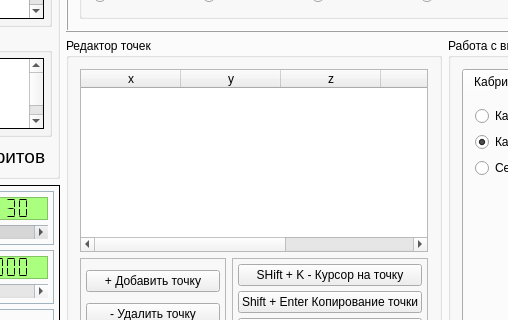
First picture: the form in KAMEditor/mainwindow.ui, repository Xtail96/SML, before the edit; both pictures show x 182 to 690 and y 296 to 616 of the 1101 by 728 pixel window.
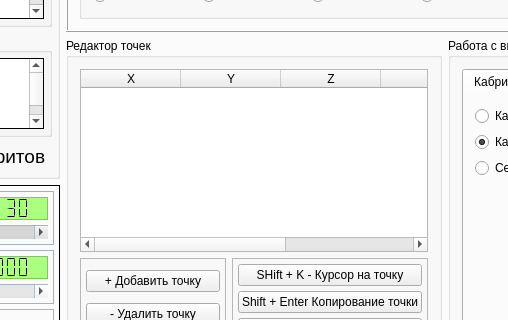
Second picture: the form after the edit. The open tabs and pages were chosen to show the change.

Commit message: При добавлении точки, таблица точек обновляется; запрещено редактирование ячейки в таблице по двойному клику

What changed in the file:
```diff
--- a/KAMEditor/mainwindow.ui
+++ b/KAMEditor/mainwindow.ui
@@ -443,27 +443,27 @@
             <widget class="QTableWidget" name="points_table_widget">
              <column>
               <property name="text">
-               <string>x</string>
+               <string>X</string>
               </property>
              </column>
              <column>
               <property name="text">
-               <string>y</string>
+               <string>Y</string>
               </property>
              </column>
              <column>
               <property name="text">
-               <string>z</string>
+               <string>Z</string>
               </property>
              </column>
              <column>
               <property name="text">
-               <string>a</string>
+               <string>A</string>
               </property>
              </column>
              <column>
               <property name="text">
-               <string>b</string>
+               <string>B</string>
               </property>
              </column>
             </widget>
```
Left out of the diff: 12 changed lines with no effect on the pictures. The commit also changes 1 other file.
